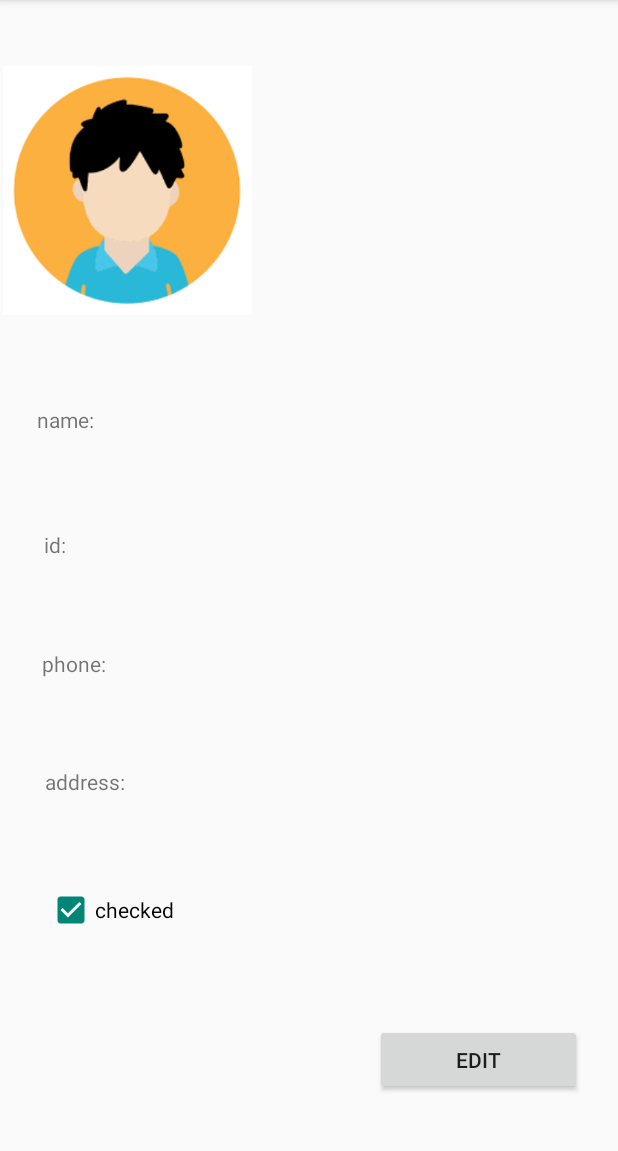
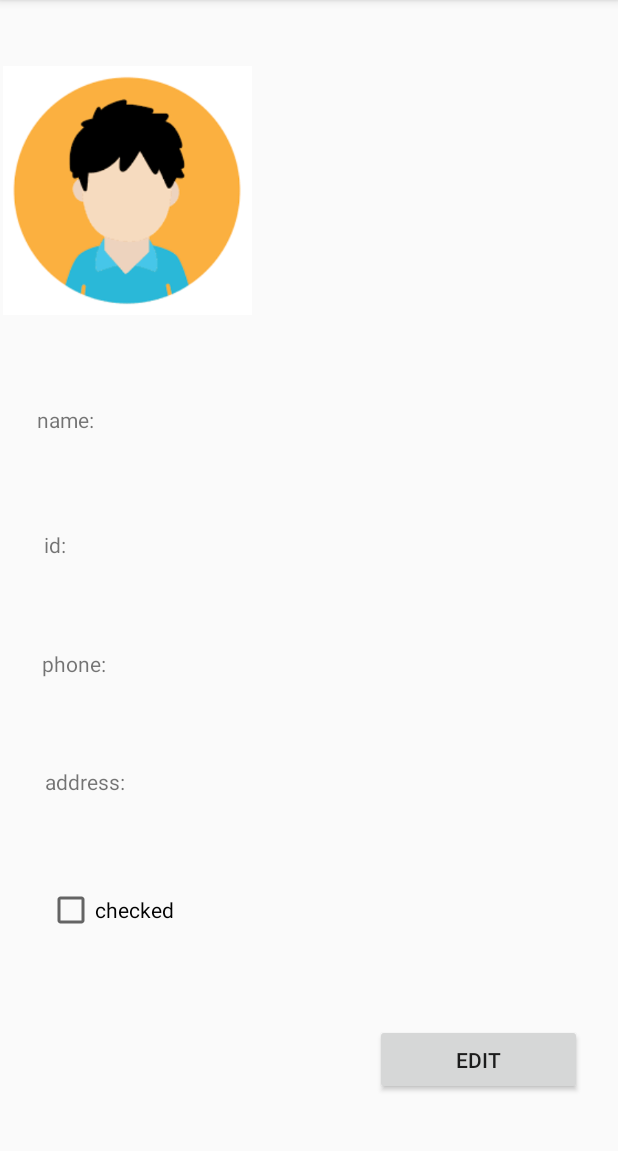
Before and after one commit to ofriyaakov/Mobile_Class_02, an Android app built with Jetpack Compose: the StudentDetailsActivity screen opened directly, with no data from a screen before it, on a phone screen of 412 x 824 dp, the part 84-1235 px from its top. Run offline under Robolectric (Android 15) with nearby library versions, the phone set to English and light mode, and no system bars.

```diff
--- a/app/src/main/java/com/example/studentsapp/StudentDetailsActivity.kt
+++ b/app/src/main/java/com/example/studentsapp/StudentDetailsActivity.kt
@@ -1,10 +1,13 @@
 package com.example.studentsapp
 
 import android.os.Bundle
+import android.widget.CheckBox
+import android.widget.TextView
 import androidx.activity.enableEdgeToEdge
 import androidx.appcompat.app.AppCompatActivity
 import androidx.core.view.ViewCompat
 import androidx.core.view.WindowInsetsCompat
+import com.example.studentsapp.model.Student
 
 class StudentDetailsActivity : AppCompatActivity() {
     override fun onCreate(savedInstanceState: Bundle?) {
@@ -16,5 +19,27 @@ class StudentDetailsActivity : AppCompatActivity() {
             v.setPadding(systemBars.left, systemBars.top, systemBars.right, systemBars.bottom)
             insets
         }
+
+        val student = getStudentDataFromIntent()
+        setStudentDetails(student)
+    }
+
+    private fun getStudentDataFromIntent() : Student? {
+        val student: Student? = intent.getParcelableExtra("student")
+        return student
+    }
+
+    private fun setStudentDetails(student: Student?) {
+        val nameValue: TextView = findViewById(R.id.nameValue)
+        val idValue: TextView = findViewById(R.id.idValue)
+        val phoneValue: TextView = findViewById(R.id.phoneValue)
+        val addressValue: TextView = findViewById(R.id.addressValue)
+        val isChecked: CheckBox = findViewById(R.id.checkBox)
+
+        nameValue.text = student?.name
+        idValue.text = student?.id
+        phoneValue.text = student?.phone
+        addressValue.text = student?.address
+        isChecked.isChecked = student?.isChecked ?: false
     }
 }
```
